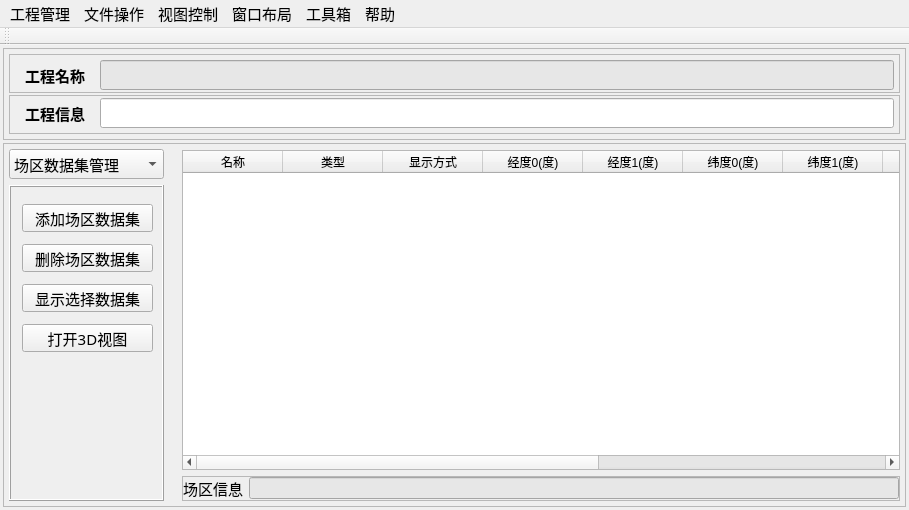
Before: the Qt Designer form MainWindow.ui in show3dt126com/Show3Dt, drawn with Qt 5.
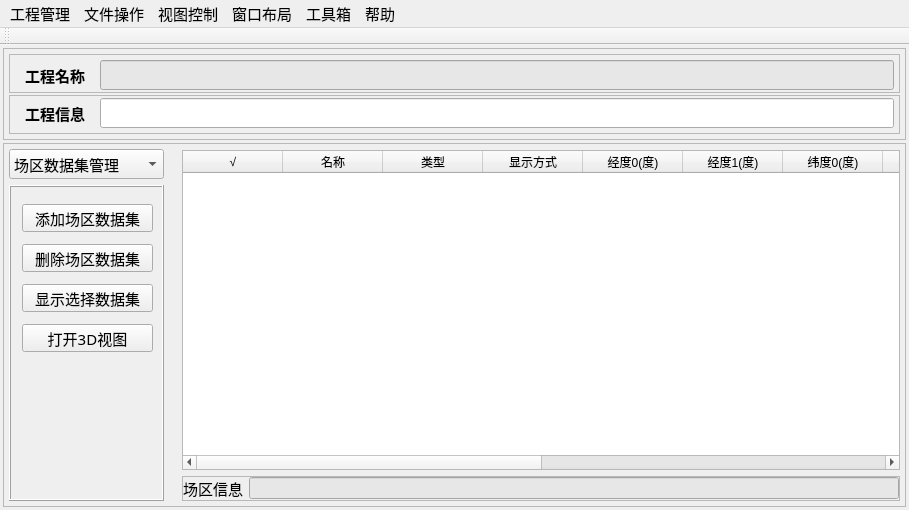
After: the same form once the commit is applied. Icons and pictures are not drawn.

```diff
--- a/MainWindow.ui
+++ b/MainWindow.ui
@@ -517,6 +517,11 @@
            </property>
            <item>
             <widget class="QTableWidget" name="tableWidgetDataSet">
+             <column>
+              <property name="text">
+               <string>√</string>
+              </property>
+             </column>
              <column>
               <property name="text">
                <string>名称</string>
@@ -569,12 +574,17 @@
              </column>
              <column>
               <property name="text">
-               <string>东西点数</string>
+               <string>东西点</string>
               </property>
              </column>
              <column>
               <property name="text">
-               <string>南北点数</string>
+               <string>南北点</string>
+              </property>
+             </column>
+             <column>
+              <property name="text">
+               <string>深度点</string>
               </property>
              </column>
             </widget>
```
Left out of the diff: 22 changed lines with no effect on the pictures.
